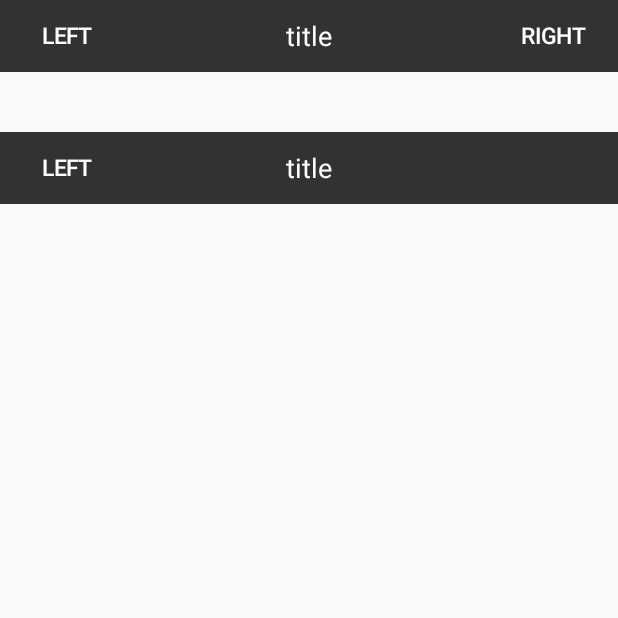
After one commit to wpq2014/MyDemo, an Android app: the TopBarActivity screen opened directly, with no data from a screen before it, on a phone screen of 412 x 824 dp, the top half of it. The commit adds this screen. Run offline under Robolectric (Android 15) with nearby library versions, the phone set to English and light mode, and no system bars.

Commit message:
自定义View： 1. ScrollView嵌套ListView 2. 自定义TopBar，类似ActionBar和Toolbar

```diff
--- a/app/src/main/AndroidManifest.xml
+++ b/app/src/main/AndroidManifest.xml
@@ -53,6 +53,11 @@
             android:label="@string/qrcode_create"
             >
         </activity>
+        <activity
+            android:name=".customview.TopBarActivity"
+            android:label="@string/customview"
+            >
+        </activity>
     </application>
 
 </manifest>
--- /dev/null
+++ b/app/src/main/java/com/demo/wpq/mydemo/customview/TopBarActivity.java
@@ -0,0 +1,51 @@
+package com.demo.wpq.mydemo.customview;
+
+import android.app.Activity;
+import android.os.Bundle;
+import android.view.View;
+import android.widget.Toast;
+
+import com.demo.wpq.mydemo.R;
+import com.demo.wpq.mydemo.customview.view.TopBar;
+
+/**
+ * Desc:
+ * Created by wpq on 16/7/11.
+ */
+public class TopBarActivity extends Activity{
+
+    private TopBar topBar0 = null;
+    private TopBar topBar1 = null;
+
+    @Override
+    protected void onCreate(Bundle savedInstanceState) {
+        super.onCreate(savedInstanceState);
+        setContentView(R.layout.activity_topbar);
+
+        topBar0 = (TopBar) findViewById(R.id.topbar0);
+        topBar0.setOnTopBarClickListener(new TopBar.OnTopBarClickListener() {
+            @Override
+            public void onTopBarLeftButtonClick(View v) {
+                Toast.makeText(TopBarActivity.this, "leftButton0 clicked", Toast.LENGTH_SHORT).show();
+            }
+
+            @Override
+            public void onTopBarRightButtonClick(View v) {
+                Toast.makeText(TopBarActivity.this, "rightButton0 clicked", Toast.LENGTH_SHORT).show();
+            }
+        });
+
+        topBar1 = (TopBar) findViewById(R.id.topbar1);
+        topBar1.setOnTopBarClickListener(new TopBar.OnTopBarClickListener() {
+            @Override
+            public void onTopBarLeftButtonClick(View v) {
+                Toast.makeText(TopBarActivity.this, "leftButton1 clicked", Toast.LENGTH_SHORT).show();
+            }
+
+            @Override
+            public void onTopBarRightButtonClick(View v) {
+                Toast.makeText(TopBarActivity.this, "rightButton1 clicked", Toast.LENGTH_SHORT).show();
+            }
+        });
+    }
+}
--- /dev/null
+++ b/app/src/main/java/com/demo/wpq/mydemo/customview/view/TopBar.java
@@ -0,0 +1,149 @@
+package com.demo.wpq.mydemo.customview.view;
+
+import android.annotation.TargetApi;
+import android.content.Context;
+import android.content.res.TypedArray;
+import android.graphics.drawable.Drawable;
+import android.os.Build;
+import android.text.TextUtils;
+import android.util.AttributeSet;
+import android.view.Gravity;
+import android.view.View;
+import android.widget.Button;
+import android.widget.LinearLayout;
+import android.widget.TextView;
+
+import com.demo.wpq.mydemo.R;
+
+/**
+ * Desc: 自定义TopBar
+ *
+ * Created by wpq on 16/7/11.
+ */
+public class TopBar extends LinearLayout{
+
+    private final int topBarBackground = 0xCC000000;
+    private final int textColorDefault = 0xFFFFFFFF;
+    private final float titleTextSizeDefault = 18f;
+    private final float leftTextSizeDefault = 15f;
+
+    private TextView tvTitile;
+    private String titleText;
+    private int titleTextColor;
+    private float titleTextSize;
+
+    private Button leftButton;
+    private String leftText;
+    private int leftTextColor;
+    private float leftTextSize;
+    private Drawable leftBackground;
+
+    private Button rightButton;
+    private String rightText;
+    private int rightTextColor;
+    private float rightTextSize;
+    private Drawable rightBackground;
+    private boolean rightVisible;
+
+
+    public interface OnTopBarClickListener{
+        void onTopBarLeftButtonClick(View v);
+        void onTopBarRightButtonClick(View v);
+    }
+
+    private OnTopBarClickListener onTopBarClickListener;
+
+    public void setOnTopBarClickListener(OnTopBarClickListener onTopBarClickListener){
+        this.onTopBarClickListener = onTopBarClickListener;
+    }
+
+
+    public TopBar(Context context) {
+        super(context);
+    }
+
+    @TargetApi(Build.VERSION_CODES.JELLY_BEAN)
+    public TopBar(final Context context, AttributeSet attrs) {
+        super(context, attrs);
+
+        TypedArray t = context.obtainStyledAttributes(attrs, R.styleable.TopBar);
+        titleText = t.getString(R.styleable.TopBar_tTitle);
+        titleTextColor = t.getColor(R.styleable.TopBar_tTitleTextColor, textColorDefault);
+        titleTextSize = t.getDimension(R.styleable.TopBar_tTitleTextSize, titleTextSizeDefault);
+
+        leftText = t.getString(R.styleable.TopBar_tLeftText);
+        leftTextColor = t.getColor(R.styleable.TopBar_tLeftTextColor, textColorDefault);
+        leftTextSize = t.getDimension(R.styleable.TopBar_tLeftTextSize, leftTextSizeDefault);
+        leftBackground = t.getDrawable(R.styleable.TopBar_tLeftBackground);
+
+        rightText = t.getString(R.styleable.TopBar_tRightText);
+        rightTextColor = t.getColor(R.styleable.TopBar_tRightTextColor, textColorDefault);
+        rightTextSize = t.getDimension(R.styleable.TopBar_tRightTextSize, leftTextSizeDefault);
+        rightBackground = t.getDrawable(R.styleable.TopBar_tRightBackground);
+        rightVisible = t.getBoolean(R.styleable.TopBar_tRightVisible, true);
+
+        t.recycle();
+
+        LinearLayout.LayoutParams lpTitle = new LinearLayout.LayoutParams(LayoutParams.MATCH_PARENT, LayoutParams.MATCH_PARENT, 1.0f);
+        tvTitile = new TextView(context);
+        tvTitile.setLayoutParams(lpTitle);
+        tvTitile.setGravity(Gravity.CENTER);
+        tvTitile.setText(titleText);
+        tvTitile.setTextColor(titleTextColor);
+        tvTitile.setTextSize(titleTextSize);
+
+        LinearLayout.LayoutParams lpLeft = new LinearLayout.LayoutParams(LayoutParams.WRAP_CONTENT, LayoutParams.MATCH_PARENT, 0f);
+        leftButton = new Button(context);
+        leftButton.setLayoutParams(lpLeft);
+        tvTitile.setGravity(Gravity.CENTER);
+        if(!TextUtils.isEmpty(leftText)) {
+            leftButton.setText(leftText);
+            leftButton.setTextColor(leftTextColor);
+            leftButton.setTextSize(leftTextSize);
+            leftButton.setBackground(leftBackground);
+        }
+
+        rightButton = new Button(context);
+        rightButton.setLayoutParams(lpLeft);
+        tvTitile.setGravity(Gravity.CENTER);
+        if(!TextUtils.isEmpty(rightText)) {
+            rightButton.setText(rightText);
+            rightButton.setTextColor(rightTextColor);
+            rightButton.setTextSize(leftTextSize);
+            rightButton.setBackground(rightBackground);
+            if(rightVisible){
+                rightButton.setVisibility(View.VISIBLE);
+            }else{
+                rightButton.setVisibility(View.INVISIBLE);
+            }
+        }
+
+        setBackgroundColor(topBarBackground);
+        addView(leftButton);
+        addView(tvTitile);
+        addView(rightButton);
+
+        leftButton.setOnClickListener(new OnClickListener() {
+            @Override
+            public void onClick(View v) {
+                onTopBarClickListener.onTopBarLeftButtonClick(v);
+            }
+        });
+        rightButton.setOnClickListener(new OnClickListener() {
+            @Override
+            public void onClick(View v) {
+                onTopBarClickListener.onTopBarRightButtonClick(v);
+            }
+        });
+    }
+
+    public TopBar(Context context, AttributeSet attrs, int defStyleAttr) {
+        super(context, attrs, defStyleAttr);
+    }
+
+//    public TopBar(Context context, AttributeSet attrs, int defStyleAttr, int defStyleRes) {
+//        super(context, attrs, defStyleAttr, defStyleRes);
+//    }
+
+
+}
--- /dev/null
+++ b/app/src/main/res/drawable/topbar_button_bg_selector.xml
@@ -0,0 +1,7 @@
+<?xml version="1.0" encoding="utf-8"?>
+<selector xmlns:android="http://schemas.android.com/apk/res/android">
+
+    <item android:drawable = "@android:color/black" android:state_pressed="true"/>
+    <item android:drawable= "@android:color/transparent"/>
+
+</selector>
--- /dev/null
+++ b/app/src/main/res/layout/activity_topbar.xml
@@ -0,0 +1,30 @@
+<?xml version="1.0" encoding="utf-8"?>
+<LinearLayout xmlns:android="http://schemas.android.com/apk/res/android"
+    xmlns:app="http://schemas.android.com/apk/res-auto"
+    android:orientation="vertical"
+    android:layout_width="match_parent"
+    android:layout_height="match_parent">
+
+    <com.demo.wpq.mydemo.customview.view.TopBar
+        android:id="@+id/topbar0"
+        android:layout_width="match_parent"
+        android:layout_height="@dimen/topbar_height"
+        app:tTitle="@string/title_text"
+        app:tLeftText="@string/left_text"
+        app:tRightText="@string/right_text"
+        app:tLeftBackground="@drawable/topbar_button_bg_selector"
+        app:tRightBackground="@drawable/topbar_button_bg_selector"
+        />
+
+    <com.demo.wpq.mydemo.customview.view.TopBar
+        android:id="@+id/topbar1"
+        android:layout_width="match_parent"
+        android:layout_height="@dimen/topbar_height"
+        app:tTitle="@string/title_text"
+        app:tLeftText="@string/left_text"
+        app:tRightText="@string/right_text"
+        app:tLeftBackground="@drawable/topbar_button_bg_selector"
+        app:tRightVisible="false"
+        android:layout_marginTop="40dp"
+        />
+</LinearLayout>
--- a/app/src/main/res/values/dimens.xml
+++ b/app/src/main/res/values/dimens.xml
@@ -6,4 +6,6 @@
     <dimen name="activity_horizontal_margin">16dp</dimen>
     <dimen name="activity_vertical_margin">16dp</dimen>
     <dimen name="fab_margin">16dp</dimen>
+
+    <dimen name="topbar_height">48dp</dimen>
 </resources>
--- a/app/src/main/res/values/strings.xml
+++ b/app/src/main/res/values/strings.xml
@@ -1,14 +1,23 @@
 <resources>
     <string name="app_name">MyDemo</string>
-    <string name="animation">动画</string>
-    <string name="qrcode">扫码</string>
-    <string name="qrcode_result">扫码结果</string>
 
     <string name="navigation_drawer_open">Open navigation drawer</string>
     <string name="navigation_drawer_close">Close navigation drawer</string>
 
     <string name="action_settings">Settings</string>
 
+    <!-- 动画 -->
+    <string name="animation">动画</string>
+
+    <!-- 扫码 -->
+    <string name="qrcode">扫码</string>
+    <string name="qrcode_result">扫码结果</string>
     <string name="qrcode_create">生成二维码</string>
     <string name="qrcode_create_hint">输入url或字符串, 生成二维码</string>
+
+    <!-- 自定义View -->
+    <string name="customview">自定义View</string>
+    <string name="left_text">left</string>
+    <string name="right_text">right</string>
+    <string name="title_text">title</string>
 </resources>
```
Also changed, not shown: app/src/main/java/com/demo/wpq/mydemo/MainActivity.java (+9 -0 lines), app/src/main/java/com/demo/wpq/mydemo/customview/view/ListViewInScrollView.java (added, +35 -0 lines), app/src/main/res/layout/content_main.xml (+9 -3 lines), app/src/main/res/values/attrs.xml (added, +20 -0 lines), app/src/main/res/values/colors.xml (+44 -0 lines).
